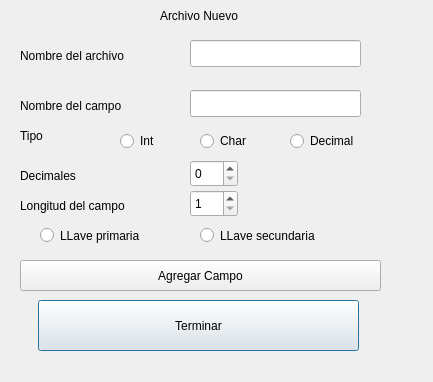
Above: dnuevo.ui from kevinPinzon/Proyecto-Orga before the change. Below: the same form after it.
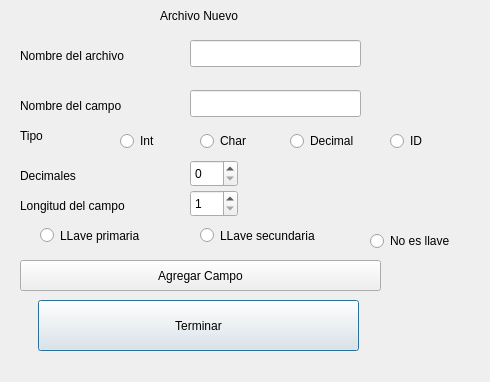
That is the form after the change.

```diff
--- a/dnuevo.ui
+++ b/dnuevo.ui
@@ -6,7 +6,7 @@
    <rect>
     <x>0</x>
     <y>0</y>
-    <width>433</width>
+    <width>490</width>
     <height>382</height>
    </rect>
   </property>
@@ -252,6 +252,38 @@
     <string>Decimales</string>
    </property>
   </widget>
+  <widget class="QRadioButton" name="rb_ID">
+   <property name="geometry">
+    <rect>
+     <x>390</x>
+     <y>130</y>
+     <width>117</width>
+     <height>22</height>
+    </rect>
+   </property>
+   <property name="text">
+    <string>ID</string>
+   </property>
+   <attribute name="buttonGroup">
+    <string notr="true">fileType</string>
+   </attribute>
+  </widget>
+  <widget class="QRadioButton" name="rb_noEsLLave">
+   <property name="geometry">
+    <rect>
+     <x>370</x>
+     <y>230</y>
+     <width>117</width>
+     <height>22</height>
+    </rect>
+   </property>
+   <property name="text">
+    <string>No es llave</string>
+   </property>
+   <attribute name="buttonGroup">
+    <string notr="true">tipoLLave</string>
+   </attribute>
+  </widget>
  </widget>
  <resources/>
  <connections/>
```
Left out of the diff: 2 changed lines with no effect on the pictures.
